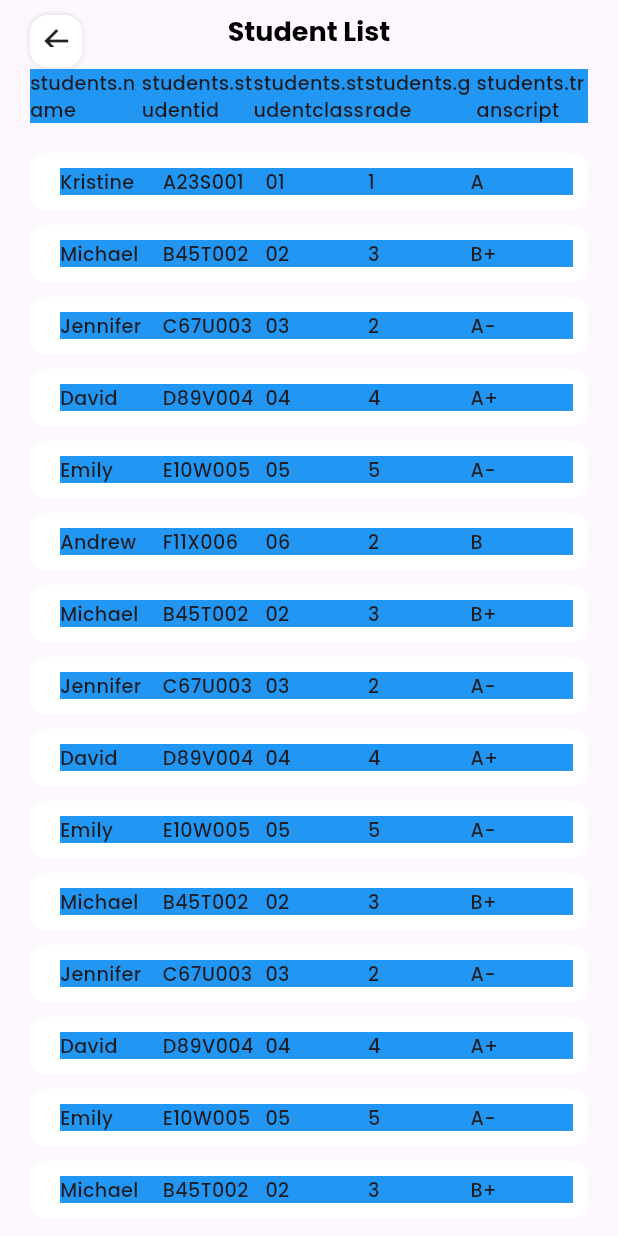
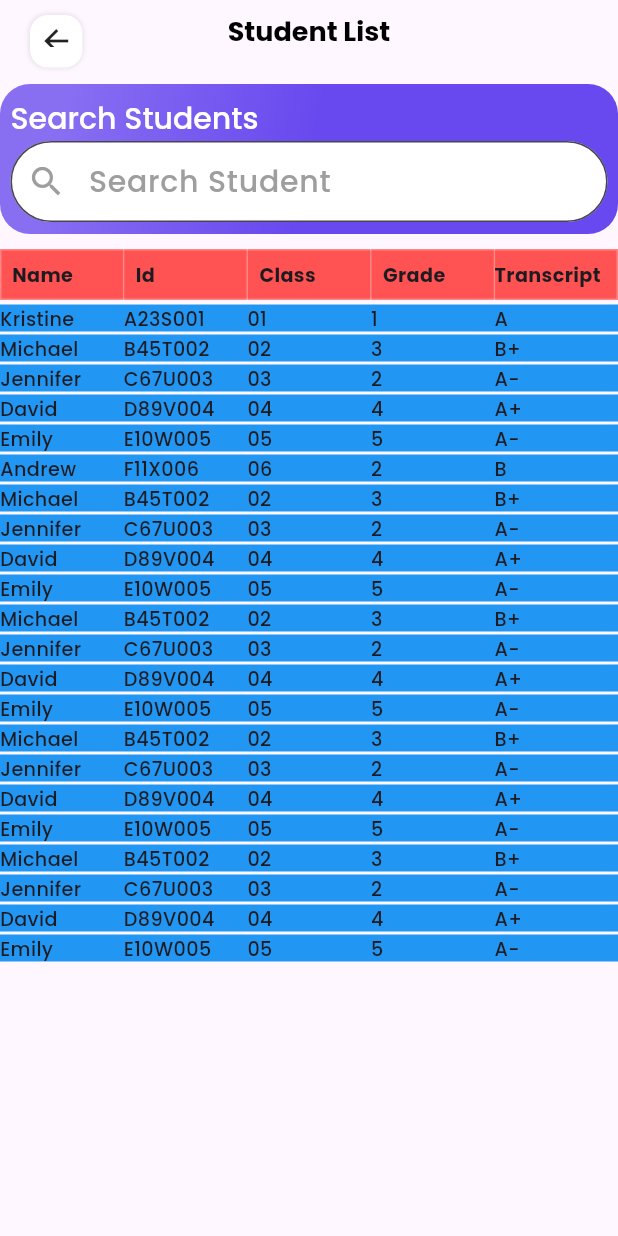
Before and after one commit to shalominy/smara, a Flutter app: the StudentListScreen screen opened by its route, on a phone screen of 412 x 824 dp. Run offline on Flutter 3.47's test engine with Material 3 defaults, Android fonts, the phone set to English and light mode, and no system bars; our stand-ins replace get, video_player; missing offline and left inert: mongo_dart.

Commit message:
list view students

```diff
--- a/lib/dbHelper/mongodb.dart
+++ b/lib/dbHelper/mongodb.dart
@@ -24,7 +24,7 @@ class MongoDatabase{
         return "Something went wrong while inserting student data";
       }
     } catch (e) {
-      print(e.toString());
+      // print(e.toString());
       return e.toString();
     }
   }
--- a/lib/screens/featuerd_screen.dart
+++ b/lib/screens/featuerd_screen.dart
@@ -10,7 +10,7 @@ import 'package:education_app/widgets/circle_button.dart';
 // import 'package:flutter/foundation.dart';
 import 'package:flutter/material.dart';
 import 'package:flutter/services.dart';
-import '../widgets/search_testfield.dart';
+// import '../widgets/search_testfield.dart';
 import 'package:get/get.dart';
 
 class FeaturedScreen extends StatefulWidget {
@@ -193,6 +193,7 @@ class AppBar extends StatelessWidget {
             children: [
               Text(
                 "Hello,\nGood Morning",
+              textScaler: const TextScaler.linear(0.8),
                 style: Theme.of(context).textTheme.titleLarge,
               ),
               CircleButton(
@@ -204,7 +205,15 @@ class AppBar extends StatelessWidget {
           const SizedBox(
             height: 20,
           ),
-          const SearchTextField()
+          Center(
+            child: Text(
+              "Aly Zanaty",
+              textScaler: const TextScaler.linear(3.5),
+              style: Theme.of(context).textTheme.titleLarge,
+            ),
+          ),
+
+          // const SearchTextField()
         ],
       ),
     );
--- a/lib/screens/studentlist_screen.dart
+++ b/lib/screens/studentlist_screen.dart
@@ -2,7 +2,9 @@
 // import 'package:education_app/models/course.dart';
 import 'package:education_app/models/studentlist.dart';
 import 'package:education_app/screens/details_screen.dart';
+// import 'package:education_app/widgets/circle_button.dart';
 import 'package:education_app/widgets/custom_icon_button.dart';
+import 'package:education_app/widgets/search_testfield.dart';
 import 'package:flutter/material.dart';
 import 'package:flutter/services.dart';
 
@@ -21,12 +23,17 @@ class _StudentListScreenState extends State<StudentListScreen> {
       child: Scaffold(
         body: SafeArea(
           bottom: false,
-          child: Padding(
-            padding: const EdgeInsets.symmetric(horizontal: 20.0, vertical: 10),
-            child: Column(
+          child:
+              // Padding(
+              //   padding: const EdgeInsets.symmetric(horizontal: 0.0, vertical: 10),
+              //   child:
+              Column(
             crossAxisAlignment: CrossAxisAlignment.start,
             children: [
               IntrinsicHeight(
+                  child: Padding(
+                padding:
+                    const EdgeInsets.symmetric(horizontal: 20.0, vertical: 10),
                 child: Stack(
                   children: [
                     Align(
@@ -46,61 +53,94 @@ class _StudentListScreenState extends State<StudentListScreen> {
                     ),
                   ],
                 ),
+              )
+                  // Stack(
+                  //   children: [
+                  //     Align(
+                  //       child: Text(
+                  //         'Student List',
+                  //         style: Theme.of(context).textTheme.displayMedium,
+                  //       ),
+                  //     ),
+
+                  //     Positioned(
+                  //       left: 0,
+                  //       child: CustomIconButton(
+                  //         child: const Icon(Icons.arrow_back),
+                  //         height: 35,
+                  //         width: 35,
+                  //         onTap: () => Navigator.pop(context),
+                  //       ),
+                  //     ),
+
+                  //   ],
+                  // ),
                   ),
+
+              // const AppBar(),
               const SizedBox(
                 height: 15,
               ),
-                Column(
-                  children: [
-
-                    Table(
-                    // crossAxisAlignment: CrossAxisAlignment.start,
-                    children: const [
-                      TableRow(
-                          decoration:   BoxDecoration(
-                          color: Colors.blue,
+              const AppBar(),
+              const SizedBox(
+                height: 10,
               ),
-                        children: [
-                          TableCell( child:
-                            Text("students.name", textScaler:  TextScaler.linear(0.8),
-                            ),
-                          ),
-
-                          TableCell( child:
-                            Text("students.studentid", textScaler:  TextScaler.linear(0.8),
-                            ),
-                          ),
-
-                          TableCell(
-                          child:
-                            Text("students.studentclass", textScaler: TextScaler.linear(0.8),
-                            ),
-                          ),
-
-                          TableCell( child:
-                            Text("students.grade", textScaler:  TextScaler.linear(0.8),
-                            ),
-                          ),
-
-                          TableCell( child:
-                            Text("students.transcript", textScaler:  TextScaler.linear(0.8),
-                            ),
-                          ),
-                        ],
-                      ),
-                    ],
-                  ),
-                  ],
-                ),
+              const TableHeader(),
+              // Column(
+              //   children: [
+              //     Table(
+              //       // crossAxisAlignment: CrossAxisAlignment.start,
+              //       children: const [
+              //         TableRow(
+              //           decoration: BoxDecoration(
+              //             color: Colors.blue,
+              //           ),
+              //           children: [
+              //             TableCell(
+              //               child: Text(
+              //                 "students.name",
+              //                 textScaler: TextScaler.linear(0.8),
+              //               ),
+              //             ),
+              //             TableCell(
+              //               child: Text(
+              //                 "students.studentid",
+              //                 textScaler: TextScaler.linear(0.8),
+              //               ),
+              //             ),
+              //             TableCell(
+              //               child: Text(
+              //                 "students.studentclass",
+              //                 textScaler: TextScaler.linear(0.8),
+              //               ),
+              //             ),
+              //             TableCell(
+              //               child: Text(
+              //                 "students.grade",
+              //                 textScaler: TextScaler.linear(0.8),
+              //               ),
+              //             ),
+              //             TableCell(
+              //               child: Text(
+              //                 "students.transcript",
+              //                 textScaler: TextScaler.linear(0.8),
+              //               ),
+              //             ),
+              //           ],
+              //         ),
+              //       ],
+              //     ),
+              //   ],
+              // ),
               Expanded(
                 child: ListView.separated(
-                    padding: const EdgeInsets.symmetric(vertical: 20,),
+                  padding: const EdgeInsets.symmetric(vertical: 3,),
                   separatorBuilder: (_, __) {
                     return const SizedBox(
-                        height: 10,
+                      height: 2,
                     );
                   },
-                    shrinkWrap: true,
+                  // shrinkWrap: true,
                   itemBuilder: (_, int index) {
                     return StudentContainer(
                       students: students[index],
@@ -113,7 +153,7 @@ class _StudentListScreenState extends State<StudentListScreen> {
           ),
         ),
       ),
-      ),
+      // ),
     );
   }
 }
@@ -139,7 +179,7 @@ class StudentContainer extends StatelessWidget {
           borderRadius: BorderRadius.circular(10),
           color: Colors.white,
         ),
-        padding: const EdgeInsets.all(10),
+        // padding: const EdgeInsets.all(10),
         child: Row(
           crossAxisAlignment: CrossAxisAlignment.start,
           children: [
@@ -150,48 +190,51 @@ class StudentContainer extends StatelessWidget {
             //     height: 60,
             //   ),
             // ),
-            const SizedBox(
-              width: 10,
-            ),
+            // const SizedBox(
+            //   width: 10,
+            // ),
             Expanded(
               child: Table(
                 // crossAxisAlignment: CrossAxisAlignment.start,
                 children: [
                   TableRow(
-                    decoration:  const BoxDecoration(
+                    decoration: const BoxDecoration(
                       color: Colors.blue,
                     ),
                     children: [
-                      TableCell( child:
-                        Text(students.name, textScaler: const TextScaler.linear(0.8),
+                      TableCell(
+                        child: Text(
+                          students.name,
+                          textScaler: const TextScaler.linear(0.8),
                         ),
                       ),
-
-                      TableCell( child:
-                        Text(students.studentid, textScaler: const TextScaler.linear(0.8),
+                      TableCell(
+                        child: Text(
+                          students.studentid,
+                          textScaler: const TextScaler.linear(0.8),
                         ),
                       ),
-
                       TableCell(
-                      child:
-                        Text(students.studentclass, textScaler: const TextScaler.linear(0.8),
+                        child: Text(
+                          students.studentclass,
+                          textScaler: const TextScaler.linear(0.8),
                         ),
                       ),
-
-                      TableCell( child:
-                        Text(students.grade, textScaler: const TextScaler.linear(0.8),
+                      TableCell(
+                        child: Text(
+                          students.grade,
+                          textScaler: const TextScaler.linear(0.8),
                         ),
                       ),
-
-                      TableCell( child:
-                        Text(students.transcript, textScaler: const TextScaler.linear(0.8),
+                      TableCell(
+                        child: Text(
+                          students.transcript,
+                          textScaler: const TextScaler.linear(0.8),
                         ),
                       ),
-
                     ],
                   ),
                 ],
-
               ),
             ),
           ],
@@ -209,12 +252,14 @@ class TableHeader extends StatelessWidget {
   @override
   Widget build(BuildContext context) {
     return Center(
-      child: Padding(
-        padding: const EdgeInsets.all(15.0),
-        child: Table (
+      child:
+      // Padding(
+          // padding: const EdgeInsets.all(15.0),
+          // child:
+          Table(
             border: TableBorder.all(color: Colors.white30),
             defaultVerticalAlignment: TableCellVerticalAlignment.middle,
-        children: const[
+            children: const [
               TableRow(
                 decoration: BoxDecoration(
                   color: Colors.redAccent,
@@ -224,46 +269,97 @@ class TableHeader extends StatelessWidget {
                     verticalAlignment: TableCellVerticalAlignment.middle,
                     child: Padding(
                       padding: EdgeInsets.all(8.0),
-                child: Text('Name'),
+                      child: Text('Name',  textScaler: TextScaler.linear(0.8), style: TextStyle(fontWeight: FontWeight.bold),),
                     ),
                   ),
-
                   TableCell(
                     verticalAlignment: TableCellVerticalAlignment.middle,
                     child: Padding(
                       padding: EdgeInsets.all(8.0),
-                child: Text('Id'),
+                      child: Text('Id', textScaler: TextScaler.linear(0.8), style: TextStyle(fontWeight: FontWeight.bold),),
                     ),
                   ),
-
                   TableCell(
                     verticalAlignment: TableCellVerticalAlignment.middle,
                     child: Padding(
                       padding: EdgeInsets.all(8.0),
-                child: Text('Class'),
+                      child: Text('Class',  textScaler: TextScaler.linear(0.8), style: TextStyle(fontWeight: FontWeight.bold),),
                     ),
                   ),
-
                   TableCell(
                     verticalAlignment: TableCellVerticalAlignment.middle,
                     child: Padding(
                       padding: EdgeInsets.all(8.0),
-                child: Text('Grade'),
+                      child: Text('Grade',  textScaler: TextScaler.linear(0.8), style: TextStyle(fontWeight: FontWeight.bold),),
                     ),
                   ),
-
                   TableCell(
                     verticalAlignment: TableCellVerticalAlignment.middle,
                     child: Padding(
-                padding: EdgeInsets.all(8.0),
-                child: Text('Transcript'),
+                      padding: EdgeInsets.all(0),
+                      child: Text('Transcript',  textScaler: TextScaler.linear(0.8), style: TextStyle(fontWeight: FontWeight.bold),),
                     ),
                   ),
                 ],
               ),
             ],
-        )
+          // )
           ),
     );
   }
 }
+
+class AppBar extends StatelessWidget {
+  const AppBar({
+    Key? key,
+  }) : super(key: key);
+
+  @override
+  Widget build(BuildContext context) {
+    return Container(
+      padding: const EdgeInsets.only(top: 10, left: 7, right: 7),
+      // padding: const EdgeInsets.only(left: 20, right: 20),
+      height: 100,
+      width: double.infinity,
+      decoration: const BoxDecoration(
+        borderRadius: BorderRadius.only(
+          bottomLeft: Radius.circular(20),
+          bottomRight: Radius.circular(20),
+          topRight: Radius.circular(20),
+          topLeft: Radius.circular(20),
+        ),
+        gradient: LinearGradient(
+          begin: Alignment.topLeft,
+          end: Alignment.bottomRight,
+          stops: [0.1, 0.5],
+          colors: [
+            Color(0xff886ff2),
+            Color(0xff6849ef),
+          ],
+        ),
+      ),
+      child: Column(
+        children: [
+          Row(
+            mainAxisAlignment: MainAxisAlignment.spaceBetween,
+            crossAxisAlignment: CrossAxisAlignment.start,
+            children: [
+              Text(
+                "Search Students",
+                style: Theme.of(context).textTheme.titleLarge,
+              ),
+              // CircleButton(
+              //   icon: Icons.notifications,
+              //   onPressed: () {},
+              // ),
+            ],
+          ),
+          const SizedBox(
+            height: 3,
+          ),
+          const SearchTextField(placeholder: "Search Student")
+        ],
+      ),
+    );
+  }
+}
--- a/lib/screens/update_student.dart
+++ b/lib/screens/update_student.dart
@@ -18,7 +18,7 @@ import 'package:flutter/material.dart';
 import 'package:flutter/services.dart';
 import '../widgets/search_testfield.dart';
 import 'package:get/get.dart';
-import 'package:mongo_dart/mongo_dart.dart' as M;
+import 'package:mongo_dart/mongo_dart.dart' as m;
 
 class UpdateStudent extends StatefulWidget {
   const UpdateStudent({Key? key}) : super(key: key);
@@ -238,7 +238,7 @@ class Body extends StatelessWidget {
     );
   }
   Future<void> _insertData(String studentName, String studentId, String studentClass, String studentGrade, String studentTranscript) async {
-    var _id = M.ObjectId();
+    var _id = m.ObjectId();
     final data = StudentModel(id: _id, name: studentName, studentid: studentId, studentclass: studentClass, grade: studentGrade, transcript: studentTranscript);
     // var result = await MongoDatabase.insertstudent(data);
     await MongoDatabase.insertstudent(data);
@@ -379,7 +379,7 @@ class AppBar extends StatelessWidget {
           const SizedBox(
             height: 20,
           ),
-          const SearchTextField()
+          const SearchTextField(placeholder: "",)
         ],
       ),
     );
--- a/lib/widgets/search_testfield.dart
+++ b/lib/widgets/search_testfield.dart
@@ -1,9 +1,11 @@
-import 'package:education_app/constants/color.dart';
+// import 'package:education_app/constants/color.dart';
 import 'package:flutter/material.dart';
 
 class SearchTextField extends StatelessWidget {
+  final String placeholder;
   const SearchTextField({
     Key? key,
+        required this.placeholder,
   }) : super(key: key);
 
   @override
@@ -15,14 +17,15 @@ class SearchTextField extends StatelessWidget {
           color: Colors.grey,
           size: 26,
         ),
-        suffixIcon: const Icon(
-          Icons.mic,
-          color: kPrimaryColor,
-          size: 26,
-        ),
+        // suffixIcon: const Icon(
+        //   Icons.mic,
+        //   color: kPrimaryColor,
+        //   size: 26,
+        // ),
         // helperText: "Search your topic",
         floatingLabelBehavior: FloatingLabelBehavior.never,
-        labelText: "Search your topic",
+        // labelText: "Search your topic",
+        labelText: placeholder,
         labelStyle: const TextStyle(color: Colors.grey),
         filled: true,
         fillColor: Colors.white,
```
Lines whose indentation alone changed are shown as unchanged.
